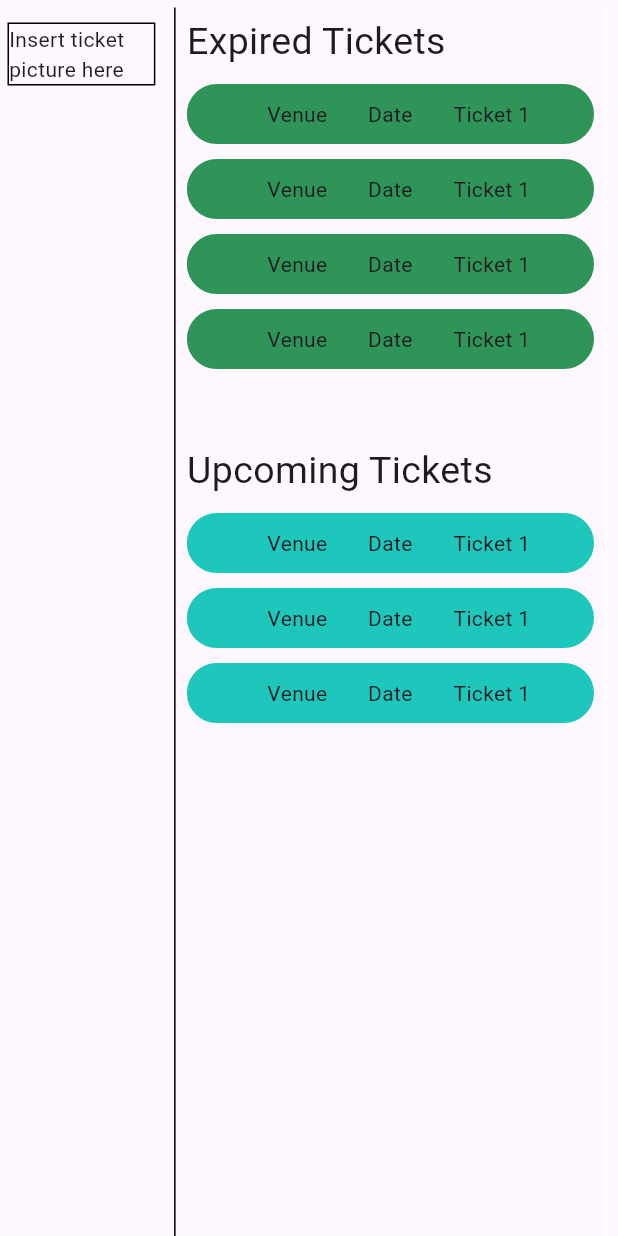
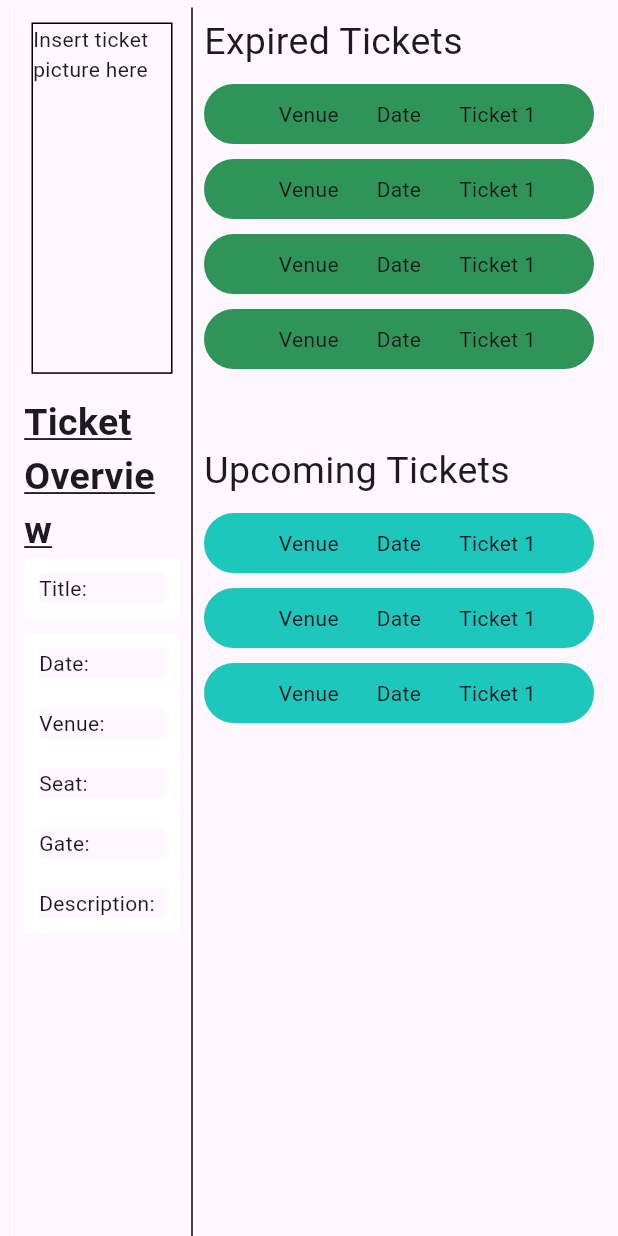
Before and after one commit to NDimish/HelioLunares, a Flutter app: the screen it shows after launch, on a phone screen of 412 x 824 dp. Run offline on Flutter 3.47's test engine with Material 2 defaults, Android fonts, the phone set to English and light mode, and no system bars.

Commit message:
-  created a simple UI for userboughtticket screen

```diff
--- a/frontend/lib/screens/user_bought_ticket_screen.dart
+++ b/frontend/lib/screens/user_bought_ticket_screen.dart
@@ -107,6 +107,14 @@ class _UserBoughtTicketScreenState extends State<UserBoughtTicketScreen> {
     return Scaffold(
       body: Row(
       children: <Widget> [
+
+        const VerticalDivider(
+            thickness: 1,
+            indent: 5,
+            endIndent: 0,
+            color: Colors.white
+        ),
+
         Expanded(
           flex: 2,
           child: Column(
@@ -116,18 +124,151 @@ class _UserBoughtTicketScreenState extends State<UserBoughtTicketScreen> {
 
               const SizedBox(height: 10),
 
-              Padding(
-                padding: const EdgeInsets.all(5.0),
-                child: Container(
+              Expanded(
+                flex: 3,
+                child: Padding(
+                  padding: const EdgeInsets.all(5.0),
+                  child: Container(
+                    decoration: BoxDecoration(
+                      border: Border.all(
+                        color: Colors.black,
+                        width: 1
+                      ),
+                    ),
+                    child: Text('Insert ticket picture here'),
+                  ),
+                )
+              ),
+
+
+
+              Expanded(
+                flex: 7,
+                child: Column(
+                  crossAxisAlignment: CrossAxisAlignment.stretch,
+                  mainAxisAlignment: MainAxisAlignment.start,
+                  children: [
+                    const SizedBox(height: 10),
+
+                const Text(
+                  "Ticket Overview",
+                  textAlign: TextAlign.left,
+                  style: TextStyle(
+                    fontSize: 25,
+                    decoration: TextDecoration.underline,
+                    fontWeight: FontWeight.bold
+
+                  ),
+                ),
+
+                Container(
                   decoration: BoxDecoration(
                     border: Border.all(
-                      color: Colors.black,
-                      width: 1
+                      width: 10,
+                      color: Colors.white
                     ),
                   ),
-                  child: Text('Insert ticket picture here'),
+                  child: Row(
+                    children: const [
+                      Expanded(
+                        child: Text ('Title: ', textAlign: TextAlign.left),
+                      ),
+                    ],
+                  )
                 ),
+
+                const SizedBox(height: 10,),
+
+                Container(
+                  decoration: BoxDecoration(
+                    border: Border.all(
+                      width: 10,
+                      color: Colors.white
+                    ),
+                  ),
+                  child: Row(
+                    children: const [
+                      Expanded(
+                        child: Text ('Date: ', textAlign: TextAlign.left),
+                      ),
+                    ],
+                  )
+                ),
+
+
+                Container(
+                  decoration: BoxDecoration(
+                    border: Border.all(
+                      width: 10,
+                      color: Colors.white
+                    ),
+                  ),
+                  child: Row(
+                    children: const [
+                      Expanded(
+                        child: Text ('Venue: ', textAlign: TextAlign.left),
+                      ),
+                    ],
+                  )
+                ),
+
+
+                Container(
+                  decoration: BoxDecoration(
+                    border: Border.all(
+                      width: 10,
+                      color: Colors.white
+                    ),
+                  ),
+                  child: Row(
+                    children: const [
+                      Expanded(
+                        child: Text ('Seat: ', textAlign: TextAlign.left),
+                      ),
+                    ],
+                  )
+                ),
+
+
+                Container(
+                  decoration: BoxDecoration(
+                    border: Border.all(
+                      width: 10,
+                      color: Colors.white
+                    ),
+                  ),
+                  child: Row(
+                    children: const [
+                      Expanded(
+                        child: Text ('Gate: ', textAlign: TextAlign.left),
+                      ),
+                    ],
+                  )
+                ),
+
+
+                Container(
+                  decoration: BoxDecoration(
+                    border: Border.all(
+                      width: 10,
+                      color: Colors.white
+                    ),
+                  ),
+                  child: Row(
+                    children: const [
+                      Expanded(
+                        child: Text ('Description: ', textAlign: TextAlign.left),
+                      ),
+                    ],
+                  )
+                ),
+
+
+                  ],
+                )
               )
+
+
 
 
 
```
